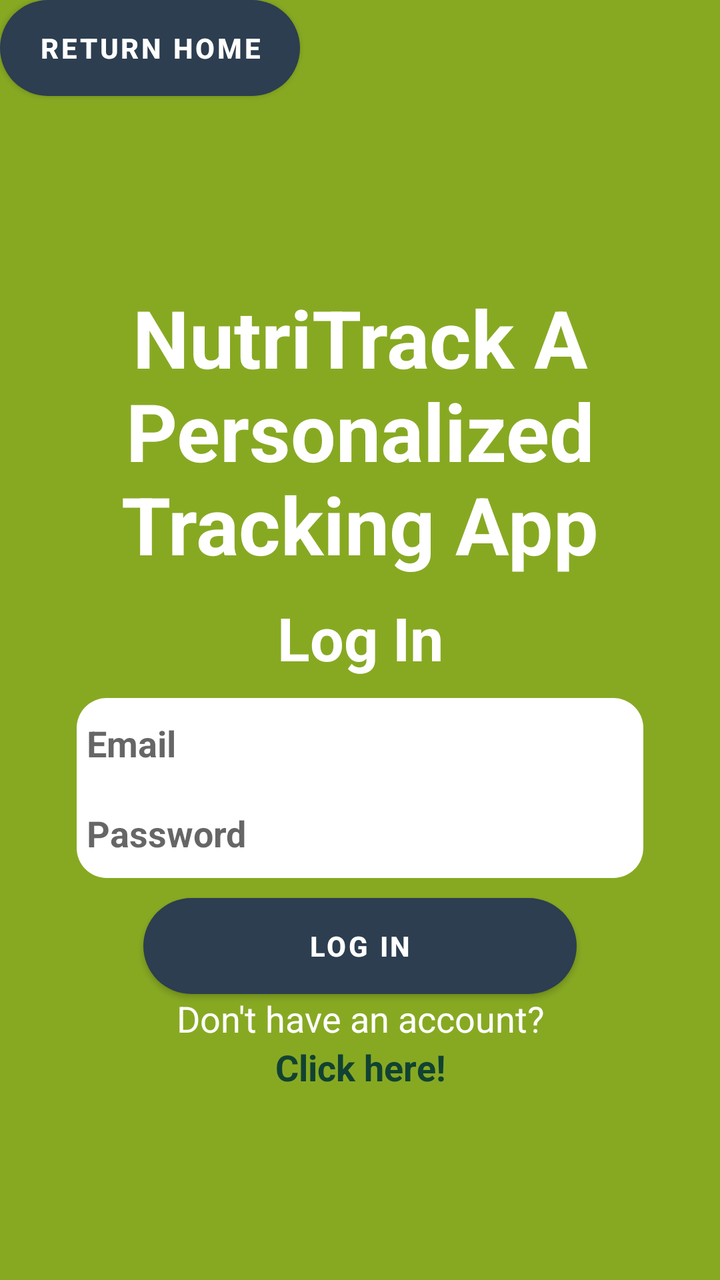
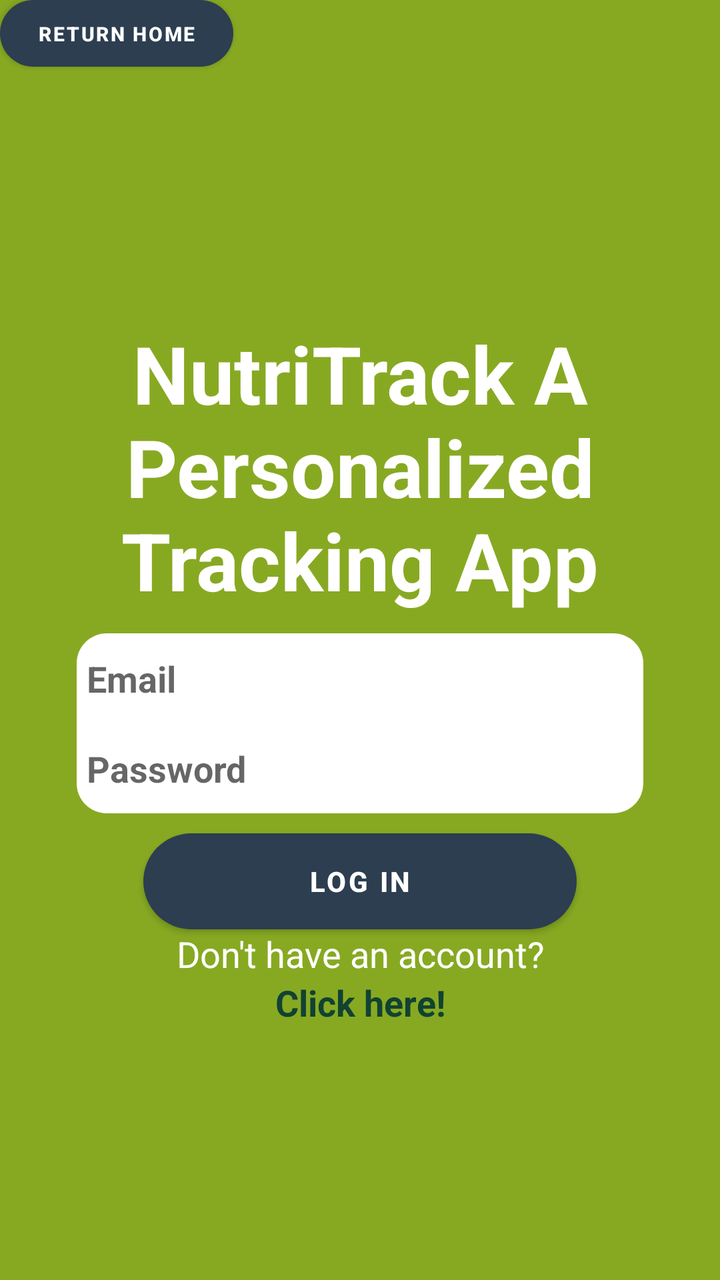

Before-and-after screenshots of an Android layout around one commit, followed by the original layout XML and the change that was made.
<!-- AndroidManifest.xml: application theme AppTheme -->
<!-- res/layout/login.xml -->
<LinearLayout android:orientation="vertical" android:minWidth="25px" android:minHeight="25px" android:layout_width="match_parent" android:layout_height="match_parent" android:id="@+id/linearLayout1" android:background="#87A922" xmlns:android="http://schemas.android.com/apk/res/android"><Button android:text="Return Home" android:layout_width="450px" android:layout_height="wrap_content" android:gravity="center" android:layout_gravity="top" android:id="@+id/btn_Home" android:textStyle="bold" android:textColor="@android:color/background_light" android:backgroundTint="#114232" android:background="@drawable/buttons" /><LinearLayout android:orientation="vertical" android:minWidth="25px" android:minHeight="25px" android:layout_width="match_parent" android:layout_height="match_parent" android:id="@+id/linearLayout2" android:gravity="center"><TextView android:text="NutriTrack A Personalized Tracking App" android:textAppearance="?android:attr/textAppearanceLarge" android:layout_width="match_parent" android:layout_height="wrap_content" android:textSize="40dp" android:gravity="center" android:id="@+id/txtV_Title" android:textColor="@android:color/background_light" android:textStyle="bold" /><TextView android:text="Log In" android:textAppearance="?android:attr/textAppearanceLarge" android:layout_width="match_parent" android:layout_height="wrap_content" android:textSize="30dp" android:gravity="center" android:id="@+id/txtV_Login" android:textColor="@android:color/background_light" android:textStyle="bold" android:layout_marginTop="10dp" android:layout_marginBottom="10dp" /><EditText android:inputType="textEmailAddress" android:layout_width="850px" android:layout_height="45dp" android:padding="5dp" android:layout_gravity="center" android:hint="Email" android:id="@+id/edtTxt_email" android:background="@drawable/login_inputbox_top" android:textStyle="bold" /><EditText android:inputType="textPassword" android:layout_width="850px" android:layout_height="45dp" android:padding="5dp" android:layout_gravity="center" android:hint="Password" android:id="@+id/edtTxt_password" android:background="@drawable/login_inputbox_bottom" android:textStyle="bold" /><Button android:text="Log In" android:layout_width="650px" android:layout_height="wrap_content" android:gravity="center" android:layout_gravity="center" android:id="@+id/btn_Login" android:textStyle="bold" android:layout_marginTop="10dp" android:textColor="@android:color/background_light" android:backgroundTint="#114232" android:background="@drawable/buttons" /><TextView android:text="Don't have an account?" android:textAppearance="?android:attr/textAppearanceMedium" android:layout_width="650px" android:layout_height="wrap_content" android:gravity="center" android:layout_gravity="center" android:id="@+id/txtV_NoAcct" android:textColor="@android:color/background_light" /><TextView android:text="Click here!" android:textAppearance="?android:attr/textAppearanceMedium" android:layout_width="650px" android:layout_height="wrap_content" android:gravity="center" android:layout_gravity="center" android:id="@+id/txtV_RegisterLink" android:autoLink="none" android:textStyle="bold" android:textColor="#114232" /></LinearLayout></LinearLayout>
<!-- resources referenced by this layout -->
<resources>
  <!-- drawable buttons (drawable) -->
  <shape xmlns:android="http://schemas.android.com/apk/res/android"><solid android:color="#FFFFFF" /><corners android:radius="25dp" /><padding android:left="12dp" android:top="12dp" android:right="12dp" android:bottom="12dp" /></shape>
  <!-- drawable login_inputbox_bottom (drawable) -->
  <shape xmlns:android="http://schemas.android.com/apk/res/android"><solid android:color="#FFFFFF" /><corners android:bottomLeftRadius="15dp" android:bottomRightRadius="15dp" /><padding android:left="8dp" android:top="8dp" android:right="8dp" android:bottom="8dp" /></shape>
  <!-- drawable login_inputbox_top (drawable) -->
  <shape xmlns:android="http://schemas.android.com/apk/res/android"><solid android:color="#FFFFFF" /><corners android:topLeftRadius="15dp" android:topRightRadius="15dp" /><padding android:left="8dp" android:top="8dp" android:right="8dp" android:bottom="8dp" /></shape>
  <style name="AppTheme" parent="Theme.MaterialComponents.Light.DarkActionBar"><item name="colorPrimary">@color/colorPrimary</item><item name="colorPrimaryDark">@color/colorPrimaryDark</item><item name="colorAccent">@color/colorAccent</item><item name="windowActionBar">false</item><item name="windowNoTitle">true</item></style>
  <color name="colorPrimary">#2c3e50</color>
  <color name="colorPrimaryDark">#1B3147</color>
  <color name="colorAccent">#3498db</color>
</resources>

<!-- the commit's change to res/layout/login.xml (unified diff, before → after) -->
@@ -1 +1 @@
-<LinearLayout android:orientation="vertical" android:minWidth="25px" android:minHeight="25px" android:layout_width="match_parent" android:layout_height="match_parent" android:id="@+id/linearLayout1" android:background="#87A922" xmlns:android="http://schemas.android.com/apk/res/android"><Button android:text="Return Home" android:layout_width="450px" android:layout_height="wrap_content" android:gravity="center" android:layout_gravity="top" android:id="@+id/btn_Home" android:textStyle="bold" android:textColor="@android:color/background_light" android:backgroundTint="#114232" android:background="@drawable/buttons" /><LinearLayout android:orientation="vertical" android:minWidth="25px" android:minHeight="25px" android:layout_width="match_parent" android:layout_height="match_parent" android:id="@+id/linearLayout2" android:gravity="center"><TextView android:text="NutriTrack A Personalized Tracking App" android:textAppearance="?android:attr/textAppearanceLarge" android:layout_width="match_parent" android:layout_height="wrap_content" android:textSize="40dp" android:gravity="center" android:id="@+id/txtV_Title" android:textColor="@android:color/background_light" android:textStyle="bold" /><TextView android:text="Log In" android:textAppearance="?android:attr/textAppearanceLarge" android:layout_width="match_parent" android:layout_height="wrap_content" android:textSize="30dp" android:gravity="center" android:id="@+id/txtV_Login" android:textColor="@android:color/background_light" android:textStyle="bold" android:layout_marginTop="10dp" android:layout_marginBottom="10dp" /><EditText android:inputType="textEmailAddress" android:layout_width="850px" android:layout_height="45dp" android:padding="5dp" android:layout_gravity="center" android:hint="Email" android:id="@+id/edtTxt_email" android:background="@drawable/login_inputbox_top" android:textStyle="bold" /><EditText android:inputType="textPassword" android:layout_width="850px" android:layout_height="45dp" android:padding="5dp" android:layout_gravity="center" android:hint="Password" android:id="@+id/edtTxt_password" android:background="@drawable/login_inputbox_bottom" android:textStyle="bold" /><Button android:text="Log In" android:layout_width="650px" android:layout_height="wrap_content" android:gravity="center" android:layout_gravity="center" android:id="@+id/btn_Login" android:textStyle="bold" android:layout_marginTop="10dp" android:textColor="@android:color/background_light" android:backgroundTint="#114232" android:background="@drawable/buttons" /><TextView android:text="Don't have an account?" android:textAppearance="?android:attr/textAppearanceMedium" android:layout_width="650px" android:layout_height="wrap_content" android:gravity="center" android:layout_gravity="center" android:id="@+id/txtV_NoAcct" android:textColor="@android:color/background_light" /><TextView android:text="Click here!" android:textAppearance="?android:attr/textAppearanceMedium" android:layout_width="650px" android:layout_height="wrap_content" android:gravity="center" android:layout_gravity="center" android:id="@+id/txtV_RegisterLink" android:autoLink="none" android:textStyle="bold" android:textColor="#114232" /></LinearLayout></LinearLayout>
+<LinearLayout android:orientation="vertical" android:minWidth="25px" android:minHeight="25px" android:layout_width="match_parent" android:layout_height="match_parent" android:id="@+id/linearLayout1" android:background="#87A922" xmlns:android="http://schemas.android.com/apk/res/android"><Button android:text="Return Home" android:layout_width="350px" android:layout_height="100px" android:gravity="center" android:layout_gravity="top" android:id="@+id/btn_Home" android:textStyle="bold" android:textColor="@android:color/background_light" android:backgroundTint="#114232" android:background="@drawable/buttons" android:textSize="10dp" /><LinearLayout android:orientation="vertical" android:minWidth="25px" android:minHeight="25px" android:layout_width="match_parent" android:layout_height="match_parent" android:id="@+id/linearLayout2" android:gravity="center"><TextView android:text="NutriTrack A Personalized Tracking App" android:textAppearance="?android:attr/textAppearanceLarge" android:layout_width="match_parent" android:layout_height="wrap_content" android:textSize="40dp" android:gravity="center" android:id="@+id/txtV_Title" android:textColor="@android:color/background_light" android:textStyle="bold" /><EditText android:inputType="textEmailAddress" android:layout_width="850px" android:layout_height="45dp" android:padding="5dp" android:layout_gravity="center" android:hint="Email" android:id="@+id/edtTxt_email" android:background="@drawable/login_inputbox_top" android:textStyle="bold" android:layout_marginTop="10dp" /><EditText android:inputType="textPassword" android:layout_width="850px" android:layout_height="45dp" android:padding="5dp" android:layout_gravity="center" android:hint="Password" android:id="@+id/edtTxt_password" android:background="@drawable/login_inputbox_bottom" android:textStyle="bold" /><Button android:text="Log In" android:layout_width="650px" android:layout_height="wrap_content" android:gravity="center" android:layout_gravity="center" android:id="@+id/btn_Login" android:textStyle="bold" android:layout_marginTop="10dp" android:textColor="@android:color/background_light" android:backgroundTint="#114232" android:background="@drawable/buttons" /><TextView android:text="Don't have an account?" android:textAppearance="?android:attr/textAppearanceMedium" android:layout_width="650px" android:layout_height="wrap_content" android:gravity="center" android:layout_gravity="center" android:id="@+id/txtV_NoAcct" android:textColor="@android:color/background_light" /><TextView android:text="Click here!" android:textAppearance="?android:attr/textAppearanceMedium" android:layout_width="650px" android:layout_height="wrap_content" android:gravity="center" android:layout_gravity="center" android:id="@+id/txtV_RegisterLink" android:autoLink="none" android:textStyle="bold" android:textColor="#114232" /></LinearLayout></LinearLayout>
